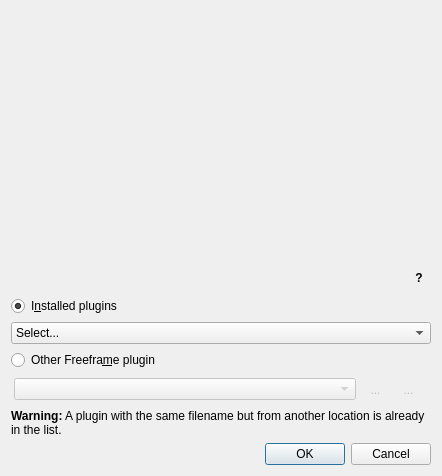
Above: src/FFGLEffectSelectionDialog.ui from markus-wa/glmixer-mirror before the change. Below: the same form after it.
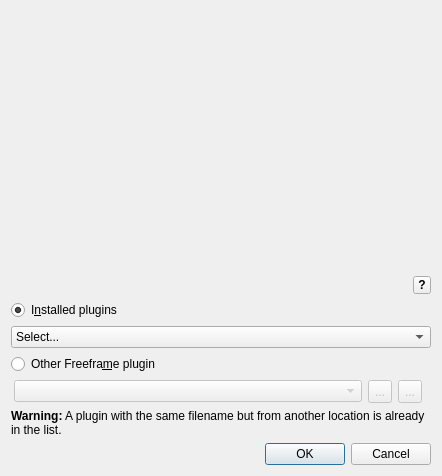
That is the form after the change. Icons and pictures are not drawn. Custom widgets are drawn as their Qt base class.

Patch:
```diff
--- a/src/FFGLEffectSelectionDialog.ui
+++ b/src/FFGLEffectSelectionDialog.ui
@@ -19,14 +19,8 @@
   </property>
   <property name="styleSheet">
    <string notr="true">QToolButton {
-     border-style: solid;
-     border-width: 1px;
-     border-radius:5px;
-         padding: 3px;
      min-height: 16px;
      min-width: 16px;
-     border-color: transparent;
-     background: transparent;
 }</string>
   </property>
   <layout class="QVBoxLayout" name="verticalLayout">
```
